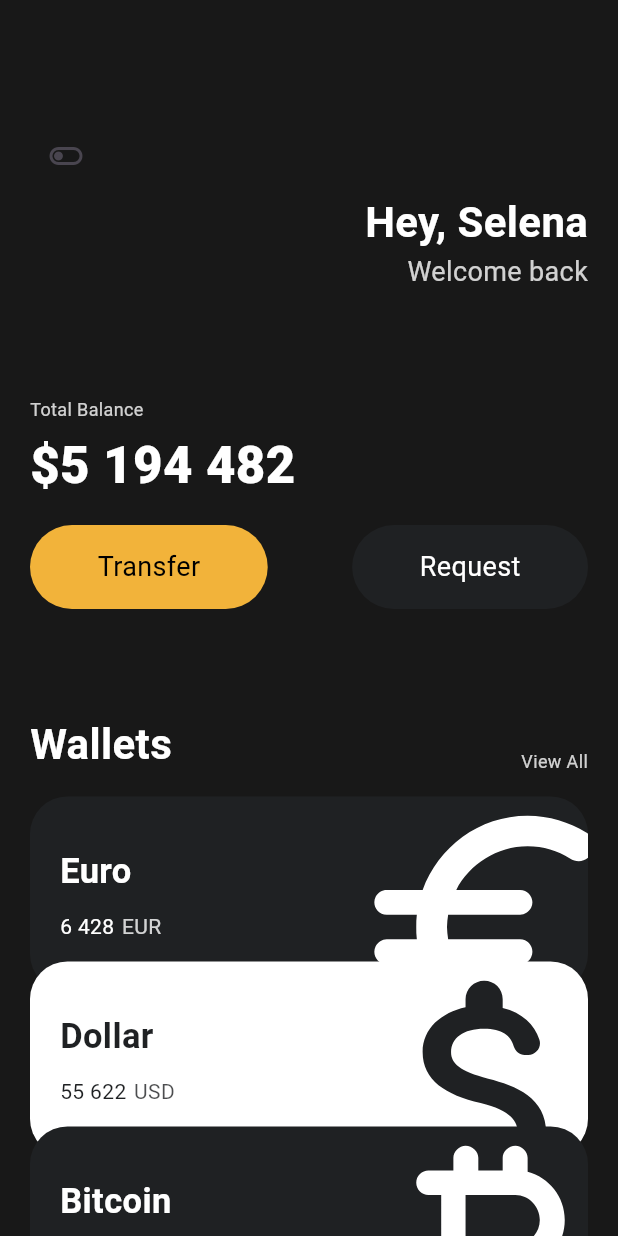
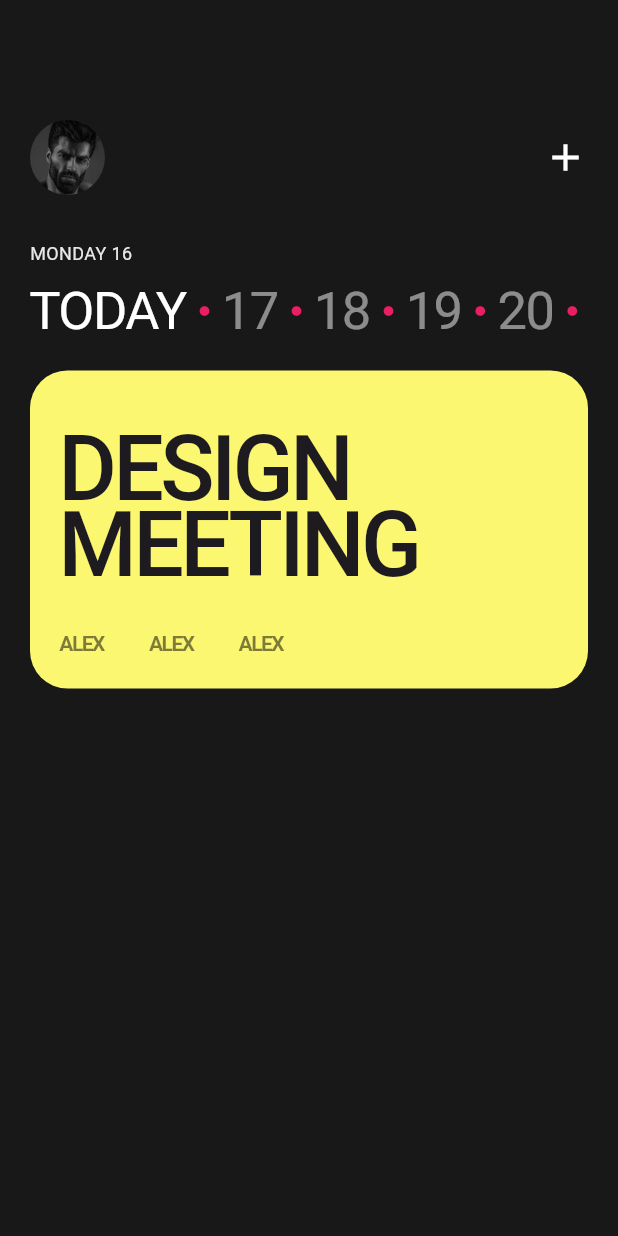
Before and after one commit to JunDemi/flutter_travel, a Flutter app: the screen it shows after launch, on a phone screen of 412 x 824 dp. Run offline on Flutter 3.47's test engine with Material 3 defaults, Android fonts, the light colour scheme and no system bars.

Commit message:
코드챌린지 1차

```diff
--- /dev/null
+++ b/lib/layouts/DateSelector.dart
@@ -0,0 +1,47 @@
+import 'package:flutter/material.dart';
+
+class DateSelector extends StatelessWidget {
+  final int today;
+  const DateSelector({super.key, required this.today});
+
+  @override
+  Widget build(BuildContext context) {
+    final int limitOfDays = 32 - today;
+
+    return SingleChildScrollView(
+      scrollDirection: Axis.horizontal,
+      child: Row(
+          mainAxisAlignment: MainAxisAlignment.start,
+          children: List.generate(limitOfDays, (i) {
+            return Row(
+              children: [
+                Padding(
+                  padding: EdgeInsets.only(
+                    left: i + today == today ? 0 : 8,
+                    right: 8,
+                  ),
+                  child: Text(
+                    i + today == today ? 'TODAY' : (i + today).toString(),
+                    style: TextStyle(
+                      letterSpacing: -1,
+                      color: i + today == today
+                          ? Colors.white
+                          : Colors.white.withValues(alpha: 0.5),
+                      fontSize: 35,
+                      fontWeight: FontWeight.w400,
+                    ),
+                  ),
+                ),
+                if (i + 1 != limitOfDays) ...[
+                  Icon(
+                    Icons.circle,
+                    size: 8,
+                    color: Colors.pink,
+                  ),
+                ]
+              ],
+            );
+          })),
+    );
+  }
+}
--- /dev/null
+++ b/lib/layouts/ProfileHead.dart
@@ -0,0 +1,29 @@
+import 'package:flutter/material.dart';
+
+class ProfileHead extends StatelessWidget {
+  const ProfileHead({
+    super.key,
+  });
+
+  @override
+  Widget build(BuildContext context) {
+    return Row(
+      mainAxisAlignment: MainAxisAlignment.spaceBetween,
+      children: [
+        ClipRRect(
+          borderRadius: BorderRadius.circular(100),
+          child: Image.asset(
+            'assets/giga-chad.webp',
+            width: 50,
+            height: 50,
+          ),
+        ),
+        Icon(
+          Icons.add,
+          color: Colors.white,
+          size: 30,
+        ),
+      ],
+    );
+  }
+}
--- /dev/null
+++ b/lib/layouts/TodoContainer.dart
@@ -0,0 +1,69 @@
+import 'package:flutter/material.dart';
+
+class TodoContainer extends StatelessWidget {
+  const TodoContainer({
+    super.key,
+  });
+
+  @override
+  Widget build(BuildContext context) {
+    return Container(
+      clipBehavior: Clip.hardEdge,
+      decoration: BoxDecoration(
+        color: Color(0XFFFCF771),
+        borderRadius: BorderRadius.circular(25),
+      ),
+      child: Padding(
+        padding: EdgeInsets.only(
+          left: 20,
+          right: 20,
+          top: 40,
+          bottom: 20,
+        ),
+        child: Row(
+          crossAxisAlignment: CrossAxisAlignment.start,
+          mainAxisAlignment: MainAxisAlignment.start,
+          children: [
+            Column(),
+            Column(
+              crossAxisAlignment: CrossAxisAlignment.start,
+              children: [
+                Text(
+                  'DESIGN\nMEETING',
+                  style: TextStyle(
+                    fontSize: 60,
+                    letterSpacing: -2.5,
+                    fontWeight: FontWeight.w500,
+                    height: 0.85,
+                  ),
+                ),
+                SizedBox(
+                  height: 30,
+                ),
+                Row(
+                    mainAxisAlignment: MainAxisAlignment.start,
+                    children: List.generate(3, (i) {
+                      return Padding(
+                        padding: EdgeInsets.only(
+                          right: 30,
+                        ),
+                        child: Text(
+                          'ALEX',
+                          style: TextStyle(
+                            fontSize: 14,
+                            fontWeight: FontWeight.w600,
+                            letterSpacing: -1,
+                            color:
+                                Colors.black.withValues(alpha: 0.5),
+                          ),
+                        ),
+                      );
+                    })),
+              ],
+            ),
+          ],
+        ),
+      ),
+    );
+  }
+}
--- a/lib/layouts/cardContainer.dart
+++ b/lib/layouts/cardContainer.dart
@@ -35,7 +35,6 @@ class CardContainer extends StatelessWidget {
             amount: currencyData[i]['amount'],
             icon: currencyData[i]['icon'],
             isInverted: i % 2 != 0 || false,
-            y: i * -20,
           ),
       ],
     );
--- a/lib/layouts/stateWidget.dart
+++ /dev/null
@@ -1,74 +0,0 @@
-import 'package:flutter/material.dart';
-
-class Statewidget extends StatefulWidget {
-  const Statewidget({super.key});
-
-  @override
-  State<Statewidget> createState() => _Statewidget();
-}
-
-class _Statewidget extends State<Statewidget> {
-  //변화해야하는 값이므로 일반 변수
-  int counter = 0;
-
-  // setState 클릭 이벤트
-  void addCount() {
-    setState(() {
-      counter = counter + 1;
-    });
-  }
-
-  // setState 클릭 이벤트
-  void resetCount() {
-    setState(() {
-      counter = 0;
-    });
-  }
-
-  @override
-  Widget build(BuildContext context) {
-    return Center(
-      child: Column(
-        mainAxisAlignment: MainAxisAlignment.center,
-        children: [
-          SizedBox(
-            height: 120,
-          ),
-          Text(
-            'Click count',
-            style: TextStyle(
-              color: Colors.white,
-            ),
-          ),
-          Text(
-            '$counter',
-            style: TextStyle(
-              color: Colors.white,
-              fontSize: 20,
-            ),
-          ),
-          Row(
-            mainAxisAlignment: MainAxisAlignment.center,
-            children: [
-              IconButton(
-                onPressed: addCount,
-                icon: Icon(
-                  Icons.add_box_rounded,
-                ),
-              ),
-              IconButton(
-                onPressed: resetCount,
-                icon: Icon(
-                  Icons.restore_page_rounded,
-                ),
-              ),
-            ],
-          ),
-          SizedBox(
-            height: 120,
-          ),
-        ],
-      ),
-    );
-  }
-}
--- a/lib/main.dart
+++ b/lib/main.dart
@@ -1,7 +1,8 @@
 import 'package:flutter/material.dart';
+import 'package:flutter_travel/layouts/DateSelector.dart';
+import 'package:flutter_travel/layouts/ProfileHead.dart';
+import 'package:flutter_travel/layouts/TodoContainer.dart';
 import 'package:flutter_travel/layouts/cardContainer.dart';
-import 'package:flutter_travel/layouts/stateWidget.dart';
-import 'package:flutter_travel/widgets/button.dart';
 
 void main() {
   runApp(App());
@@ -15,14 +16,7 @@ class App extends StatefulWidget {
 }
 
 class _AppState extends State<App> {
-  bool showTitle = true;
-
-  void showToggle() {
-    setState(() {
-      showTitle = !showTitle;
-    });
-  }
-
+  final today = 16;
   @override
   Widget build(BuildContext context) {
     return MaterialApp(
@@ -48,94 +42,25 @@ class _AppState extends State<App> {
                 SizedBox(
                   height: 80,
                 ),
-                IconButton(
-                  onPressed: showToggle,
-                  icon: Icon(Icons.toggle_off_outlined),
-                ),
-                Row(
-                  mainAxisAlignment: MainAxisAlignment.end,
-                  children: [
-                    Column(
-                      crossAxisAlignment: CrossAxisAlignment.end,
-                      children: [
-                        showTitle ? MyLargeTitle() : Text(''),
-                        Text(
-                          'Welcome back',
-                          style: TextStyle(
-                            color: Colors.white.withValues(alpha: 0.8),
-                            fontSize: 18,
-                          ),
-                        ),
-                      ],
-                    ),
-                  ],
-                ),
+                ProfileHead(),
                 SizedBox(
-                  height: 70,
+                  height: 30,
                 ),
                 Text(
-                  'Total Balance',
+                  'MONDAY $today',
                   style: TextStyle(
                     fontSize: 12,
-                    color: Colors.white.withValues(alpha: 0.8),
+                    color: Colors.white.withValues(alpha: 0.9),
                   ),
                 ),
                 SizedBox(
                   height: 5,
                 ),
-                Text(
-                  '\$5 194 482',
-                  style: TextStyle(
-                    color: Colors.white,
-                    fontSize: 34,
-                    fontWeight: FontWeight.w800,
-                  ),
-                ),
+                DateSelector(today: today),
                 SizedBox(
                   height: 15,
                 ),
-                Row(
-                  mainAxisAlignment: MainAxisAlignment.spaceBetween,
-                  children: [
-                    Button(
-                        text: 'Transfer',
-                        bgColor: Color(0xFFF2B33A),
-                        textColor: Colors.black),
-                    Button(
-                        text: 'Request',
-                        bgColor: Color(0xFF1F2123),
-                        textColor: Colors.white),
-                  ],
-                ),
-                SizedBox(
-                  height: 70,
-                ),
-                Row(
-                  crossAxisAlignment: CrossAxisAlignment.end,
-                  mainAxisAlignment: MainAxisAlignment.spaceBetween,
-                  children: [
-                    Text(
-                      'Wallets',
-                      style: TextStyle(
-                        color: Colors.white,
-                        fontSize: 28,
-                        fontWeight: FontWeight.w600,
-                      ),
-                    ),
-                    Text(
-                      'View All',
-                      style: TextStyle(
-                        color: Colors.white.withValues(alpha: 0.8),
-                        fontSize: 12,
-                      ),
-                    ),
-                  ],
-                ),
-                SizedBox(
-                  height: 15,
-                ),
-                CardContainer(),
-                Statewidget(),
+                TodoContainer(),
               ],
             ),
           ),
@@ -144,42 +69,3 @@ class _AppState extends State<App> {
     );
   }
 }
-
-//타이틀 텍스트 테마 적용 테스트
-class MyLargeTitle extends StatefulWidget {
-  const MyLargeTitle({
-    super.key,
-  });
-
-  @override
-  State<MyLargeTitle> createState() => _MyLargeTitleState();
-}
-
-class _MyLargeTitleState extends State<MyLargeTitle> {
-  int count = 0;
-
-  //위젯 빌드 이전에 실행
-  @override
-  void initState() {
-    super.initState();
-  }
-
-  //위젯이 사라지면 실행
-  @override
-  void dispose() {
-    super.dispose();
-  }
-
-  //위젯 빌드
-  @override
-  Widget build(BuildContext context) {
-    return Text(
-      'Hey, Selena',
-      style: TextStyle(
-        fontSize: Theme.of(context).textTheme.titleLarge?.fontSize,
-        fontWeight: Theme.of(context).textTheme.titleLarge?.fontWeight,
-        color: Theme.of(context).textTheme.titleLarge?.color,
-      ),
-    );
-  }
-}
--- a/lib/widgets/button.dart
+++ /dev/null
@@ -1,34 +0,0 @@
-import 'package:flutter/material.dart';
-
-class Button extends StatelessWidget {
-  final String text;
-  final Color bgColor;
-  final Color textColor;
-
-  const Button(
-      {super.key,
-      required this.text,
-      required this.bgColor,
-      required this.textColor});
-
-  @override
-  Widget build(BuildContext context) {
-    return Container(
-      decoration: BoxDecoration(
-          color: bgColor, borderRadius: BorderRadius.circular(50)),
-      child: Padding(
-        padding: EdgeInsets.symmetric(
-          vertical: 15,
-          horizontal: 45,
-        ),
-        child: Text(
-          text,
-          style: TextStyle(
-            fontSize: 18,
-            color: textColor,
-          ),
-        ),
-      ),
-    );
-  }
-}
--- a/lib/widgets/card.dart
+++ b/lib/widgets/card.dart
@@ -2,14 +2,12 @@ import 'package:flutter/material.dart';
 
 class CurrencyCard extends StatelessWidget {
   final String name, code, amount;
-  final double y;
   final IconData icon;
   final bool isInverted;
 
   const CurrencyCard({
     super.key,
     required this.name,
-    required this.y,
     required this.code,
     required this.amount,
     required this.icon,
@@ -19,7 +17,7 @@ class CurrencyCard extends StatelessWidget {
   @override
   Widget build(BuildContext context) {
     return Transform.translate(
-      offset: Offset(0, y),
+      offset: Offset(0, 0),
       child: Container(
         clipBehavior: Clip.hardEdge,
         decoration: BoxDecoration(
--- a/pubspec.yaml
+++ b/pubspec.yaml
@@ -56,6 +56,8 @@ flutter:
   # included with your application, so that you can use the icons in
   # the material Icons class.
   uses-material-design: true
+  assets:
+    - assets/giga-chad.webp
 
   # To add assets to your application, add an assets section, like this:
   # assets:
```
Also changed, not shown: assets/giga-chad.webp (added).
